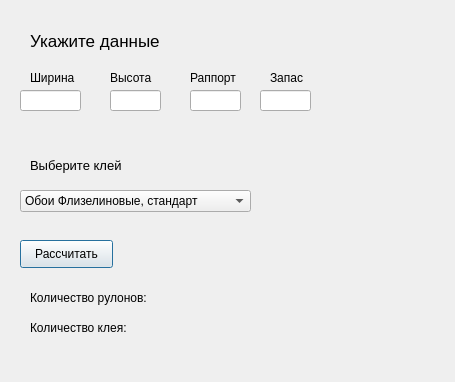
First picture: the form in UserInterfaces/wallpaper.ui, repository makeentosch/irnituProject, before the edit.
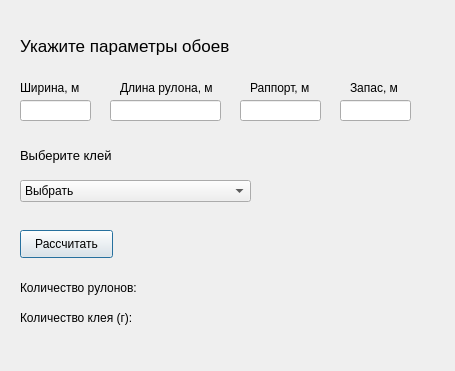
Second picture: the form after the edit.

```diff
--- a/UserInterfaces/wallpaper.ui
+++ b/UserInterfaces/wallpaper.ui
@@ -7,7 +7,7 @@
     <x>0</x>
     <y>0</y>
     <width>455</width>
-    <height>382</height>
+    <height>371</height>
    </rect>
   </property>
   <property name="windowTitle">
@@ -16,10 +16,10 @@
   <widget class="QLabel" name="label">
    <property name="geometry">
     <rect>
-     <x>30</x>
+     <x>20</x>
      <y>30</y>
-     <width>181</width>
-     <height>21</height>
+     <width>291</width>
+     <height>31</height>
     </rect>
    </property>
    <property name="font">
@@ -28,67 +28,67 @@
     </font>
    </property>
    <property name="text">
-    <string>Укажите данные</string>
+    <string>Укажите параметры обоев</string>
    </property>
   </widget>
   <widget class="QLabel" name="label_2">
    <property name="geometry">
     <rect>
-     <x>30</x>
-     <y>70</y>
-     <width>55</width>
+     <x>20</x>
+     <y>80</y>
+     <width>71</width>
      <height>16</height>
     </rect>
    </property>
    <property name="text">
-    <string>Ширина</string>
+    <string>Ширина, м</string>
    </property>
   </widget>
   <widget class="QLabel" name="label_3">
    <property name="geometry">
     <rect>
-     <x>110</x>
-     <y>70</y>
-     <width>55</width>
+     <x>120</x>
+     <y>80</y>
+     <width>101</width>
      <height>16</height>
     </rect>
    </property>
    <property name="text">
-    <string>Высота</string>
+    <string>Длина рулона, м</string>
    </property>
   </widget>
   <widget class="QLabel" name="label_4">
    <property name="geometry">
     <rect>
-     <x>190</x>
-     <y>70</y>
-     <width>55</width>
+     <x>250</x>
+     <y>80</y>
+     <width>71</width>
      <height>16</height>
     </rect>
    </property>
    <property name="text">
-    <string>Раппорт</string>
+    <string>Раппорт, м</string>
    </property>
   </widget>
   <widget class="QLabel" name="label_5">
    <property name="geometry">
     <rect>
-     <x>270</x>
-     <y>70</y>
+     <x>350</x>
+     <y>80</y>
      <width>55</width>
      <height>16</height>
     </rect>
    </property>
    <property name="text">
-    <string>Запас</string>
+    <string>Запас, м</string>
    </property>
   </widget>
   <widget class="QLineEdit" name="inputWidth">
    <property name="geometry">
     <rect>
      <x>20</x>
-     <y>90</y>
-     <width>61</width>
+     <y>100</y>
+     <width>71</width>
      <height>21</height>
     </rect>
    </property>
@@ -97,8 +97,8 @@
    <property name="geometry">
     <rect>
      <x>110</x>
-     <y>90</y>
-     <width>51</width>
+     <y>100</y>
+     <width>111</width>
      <height>21</height>
     </rect>
    </property>
@@ -106,9 +106,9 @@
   <widget class="QLineEdit" name="inputRapport">
    <property name="geometry">
     <rect>
-     <x>190</x>
-     <y>90</y>
-     <width>51</width>
+     <x>240</x>
+     <y>100</y>
+     <width>81</width>
      <height>21</height>
     </rect>
    </property>
@@ -116,9 +116,9 @@
   <widget class="QLineEdit" name="inputReserve">
    <property name="geometry">
     <rect>
-     <x>260</x>
-     <y>90</y>
-     <width>51</width>
+     <x>340</x>
+     <y>100</y>
+     <width>71</width>
      <height>21</height>
     </rect>
    </property>
@@ -126,8 +126,8 @@
   <widget class="QLabel" name="label_6">
    <property name="geometry">
     <rect>
-     <x>30</x>
-     <y>150</y>
+     <x>20</x>
+     <y>140</y>
      <width>121</width>
      <height>31</height>
     </rect>
@@ -145,11 +145,16 @@
    <property name="geometry">
     <rect>
      <x>20</x>
-     <y>190</y>
+     <y>180</y>
      <width>231</width>
      <height>22</height>
     </rect>
    </property>
+   <item>
+    <property name="text">
+     <string>Выбрать</string>
+    </property>
+   </item>
    <item>
     <property name="text">
      <string>Обои Флизелиновые, стандарт</string>
@@ -189,21 +194,21 @@
   <widget class="QLabel" name="label_9">
    <property name="geometry">
     <rect>
-     <x>30</x>
-     <y>320</y>
+     <x>20</x>
+     <y>310</y>
      <width>131</width>
      <height>16</height>
     </rect>
    </property>
    <property name="text">
-    <string>Количество клея:</string>
+    <string>Количество клея (г):</string>
    </property>
   </widget>
   <widget class="QLabel" name="outputWpCount">
    <property name="geometry">
     <rect>
-     <x>170</x>
-     <y>290</y>
+     <x>160</x>
+     <y>280</y>
      <width>55</width>
      <height>16</height>
     </rect>
@@ -219,7 +224,7 @@
    <property name="geometry">
     <rect>
      <x>20</x>
-     <y>240</y>
+     <y>230</y>
      <width>93</width>
      <height>28</height>
     </rect>
@@ -231,8 +236,8 @@
   <widget class="QLabel" name="label_7">
    <property name="geometry">
     <rect>
-     <x>30</x>
-     <y>290</y>
+     <x>20</x>
+     <y>280</y>
      <width>131</width>
      <height>16</height>
     </rect>
@@ -244,9 +249,9 @@
   <widget class="QLabel" name="outputGlueCount">
    <property name="geometry">
     <rect>
-     <x>150</x>
-     <y>320</y>
-     <width>55</width>
+     <x>140</x>
+     <y>310</y>
+     <width>121</width>
      <height>16</height>
     </rect>
    </property>
```
Left out of the diff: 2 changed lines with no effect on the pictures.
